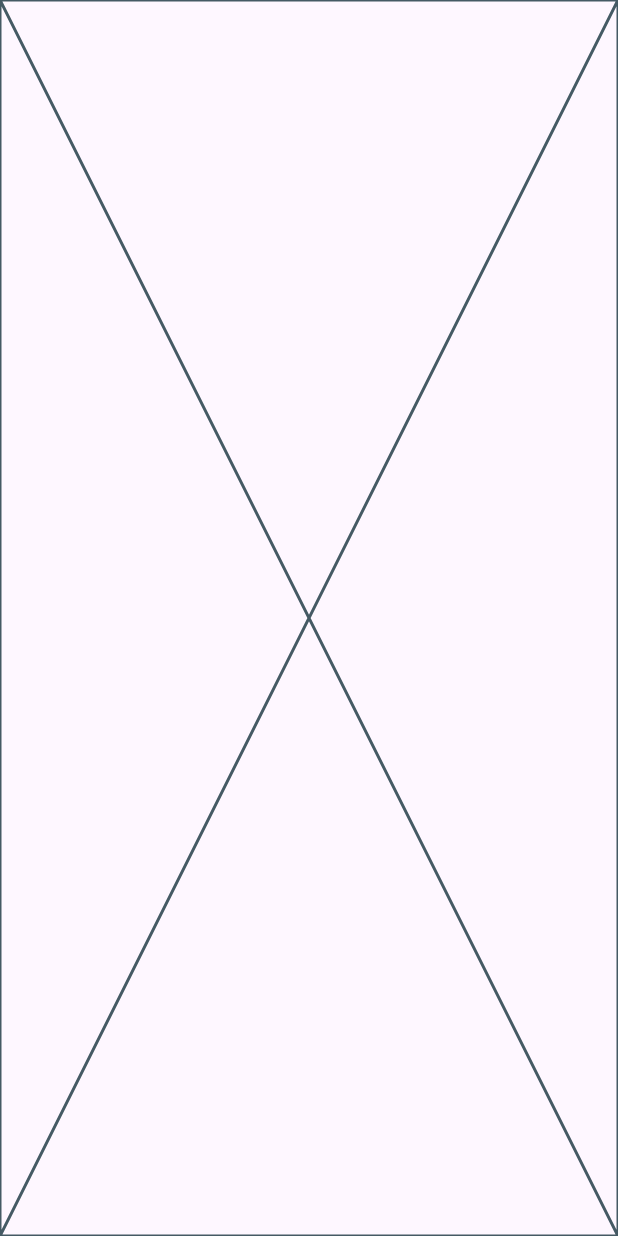
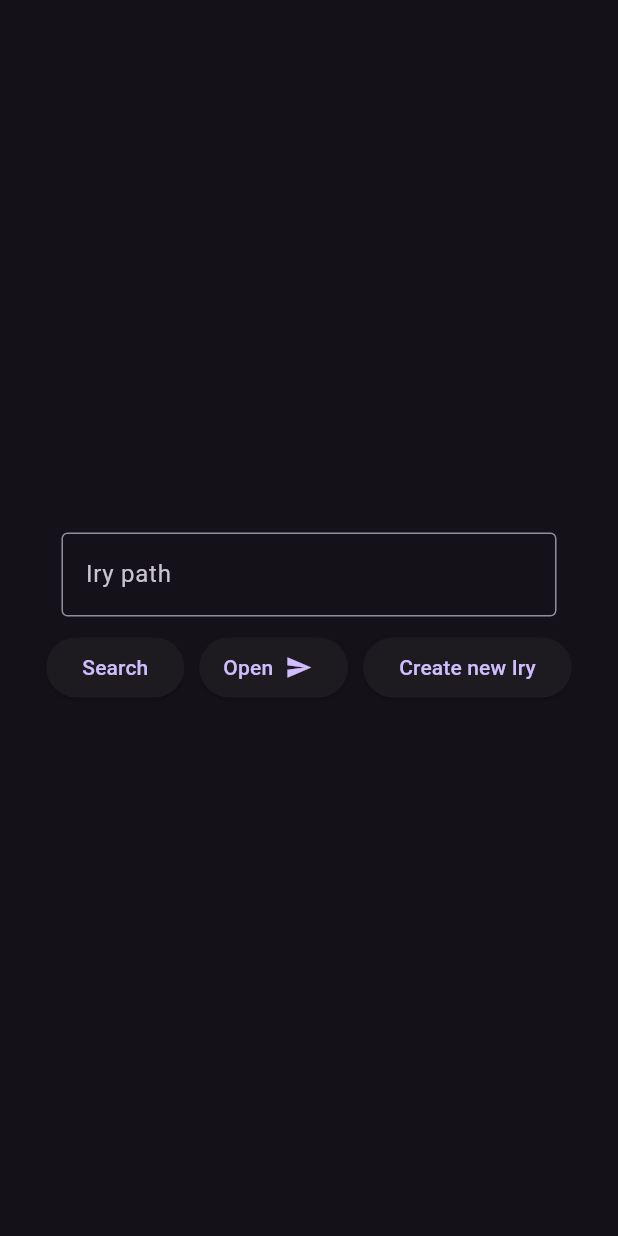
Before and after one commit to NomikuH8/deairy, a Flutter app: the screen it shows after launch, on a phone screen of 412 x 824 dp. Run offline on Flutter 3.47's test engine with Material 3 defaults, Android fonts, the phone set to English and light mode, and no system bars; our stand-ins replace file_picker, get.

Commit message:
Added basic files

```diff
--- a/analysis_options.yaml
+++ b/analysis_options.yaml
@@ -1 +1,4 @@
+analyzer:
+  errors:
+    use_build_context_synchronously: ignore
 include: package:flutter_lints/flutter.yaml
--- /dev/null
+++ b/lib/constants/app_colors.dart
@@ -0,0 +1,5 @@
+import 'package:flutter/material.dart';
+
+class AppColors {
+  static const Color accentColor = Colors.pink;
+}
--- /dev/null
+++ b/lib/controllers/file_controller.dart
@@ -0,0 +1,11 @@
+import 'package:get/get.dart';
+
+class FileController extends GetxController {
+  static FileController get to => Get.find();
+
+  var filePath = "".obs;
+
+  void setFilePath(String newFilePath) {
+    filePath.value = newFilePath;
+  }
+}
--- a/lib/main.dart
+++ b/lib/main.dart
@@ -1,4 +1,5 @@
-import 'package:deairy/screens/home_screen.dart';
+import 'package:deairy/controllers/file_controller.dart';
+import 'package:deairy/screens/start_screen.dart';
 import 'package:flutter/material.dart';
 import 'package:get/get.dart';
 
@@ -11,12 +12,12 @@ class MainApp extends StatelessWidget {
 
   @override
   Widget build(BuildContext context) {
+    Get.put(FileController());
+
     return GetMaterialApp(
       debugShowCheckedModeBanner: false,
-      darkTheme: ThemeData.dark(),
-      home: const Scaffold(
-        body: HomeScreen(),
-      ),
+      theme: ThemeData.dark(),
+      home: const StartScreen(),
     );
   }
 }
--- a/lib/screens/home_screen.dart
+++ /dev/null
@@ -1,10 +0,0 @@
-import 'package:flutter/material.dart';
-
-class HomeScreen extends StatelessWidget {
-  const HomeScreen({super.key});
-
-  @override
-  Widget build(BuildContext context) {
-    return Placeholder();
-  }
-}
--- /dev/null
+++ b/lib/screens/start_screen.dart
@@ -0,0 +1,105 @@
+import 'package:deairy/controllers/file_controller.dart';
+import 'package:deairy/screens/create_iry_screen.dart';
+import 'package:deairy/utils/snackbar_util.dart';
+import 'package:file_picker/file_picker.dart';
+import 'package:flutter/material.dart';
+import 'package:get/get.dart';
+
+class StartScreen extends StatefulWidget {
+  const StartScreen({super.key});
+
+  @override
+  State<StartScreen> createState() => _StartScreenState();
+}
+
+class _StartScreenState extends State<StartScreen> {
+  final _pathFileOpen = TextEditingController(
+    text: FileController.to.filePath.value,
+  );
+
+  void searchFilePath(BuildContext context) async {
+    var result = await FilePicker.platform.pickFiles(
+      allowMultiple: false,
+      type: FileType.custom,
+      allowedExtensions: <String>["iry"],
+      dialogTitle: "Select the diary file",
+      lockParentWindow: true,
+    );
+
+    if (result == null) {
+      var snackBar = SnackbarUtil.getSimpleSnackBar(
+        'I need a file ".iry" to work!',
+        "Ok",
+      );
+      ScaffoldMessenger.of(context).showSnackBar(snackBar);
+      return;
+    }
+
+    var filePath = result.files.single.path!;
+    FileController.to.setFilePath(filePath);
+    _pathFileOpen.text = filePath;
+  }
+
+  @override
+  Widget build(BuildContext context) {
+    return Scaffold(
+      body: Column(
+        mainAxisAlignment: MainAxisAlignment.center,
+        children: [
+          Container(
+            constraints: const BoxConstraints(
+              minWidth: 100,
+              maxWidth: 350,
+            ),
+            padding: const EdgeInsets.symmetric(horizontal: 10),
+            child: Row(
+              children: [
+                Expanded(
+                  child: TextField(
+                    decoration: const InputDecoration(
+                      border: OutlineInputBorder(),
+                      label: Text("Iry path"),
+                    ),
+                    readOnly: true,
+                    controller: _pathFileOpen,
+                  ),
+                ),
+              ],
+            ),
+          ),
+          const SizedBox(
+            height: 10,
+          ),
+          OverflowBar(
+            alignment: MainAxisAlignment.center,
+            overflowAlignment: OverflowBarAlignment.center,
+            children: [
+              ElevatedButton(
+                onPressed: () => searchFilePath(context),
+                child: const Text("Search"),
+              ),
+              const SizedBox(
+                width: 10,
+                height: 10,
+              ),
+              ElevatedButton.icon(
+                icon: const Icon(Icons.send),
+                label: const Text("Open"),
+                iconAlignment: IconAlignment.end,
+                onPressed: () {},
+              ),
+              const SizedBox(
+                width: 10,
+                height: 10,
+              ),
+              ElevatedButton(
+                child: const Text("Create new Iry"),
+                onPressed: () => Get.to(() => const CreateIryScreen()),
+              )
+            ],
+          ),
+        ],
+      ),
+    );
+  }
+}
--- a/pubspec.yaml
+++ b/pubspec.yaml
@@ -7,9 +7,11 @@ environment:
   sdk: '>=3.4.3 <4.0.0'
 
 dependencies:
+  file_picker: ^8.0.6
   flutter:
     sdk: flutter
   get: ^4.6.6
+  path_provider: ^2.1.3
 
 dev_dependencies:
   flutter_test:
```
Also changed, not shown: lib/screens/create_iry_screen.dart (added, +104 -0 lines), lib/utils/snackbar_util.dart (added, +20 -0 lines), pubspec.lock, 1 other file.
